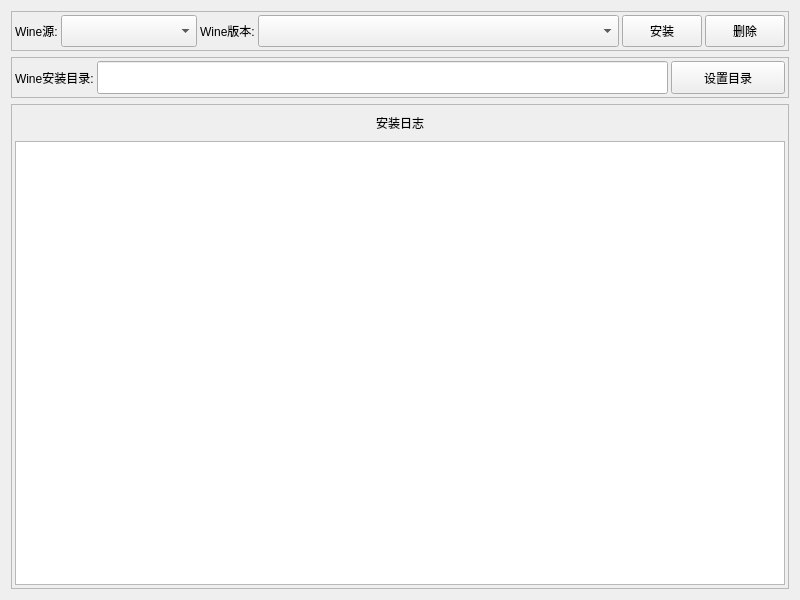
Old version of the form ui/vekWineOption.ui in the repository gfdgd-xi/vekcode.
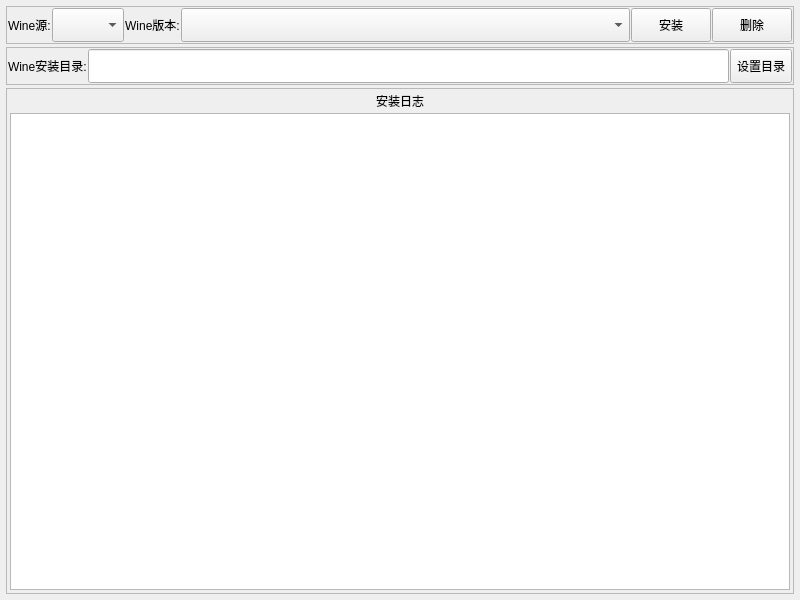
New version of the form.

```diff
--- a/ui/vekWineOption.ui
+++ b/ui/vekWineOption.ui
@@ -17,7 +17,7 @@
    </rect>
   </property>
   <property name="sizePolicy">
-   <sizepolicy hsizetype="Preferred" vsizetype="Maximum">
+   <sizepolicy hsizetype="Preferred" vsizetype="Preferred">
     <horstretch>0</horstretch>
     <verstretch>0</verstretch>
    </sizepolicy>
@@ -50,42 +50,54 @@
     <number>1</number>
    </property>
    <property name="leftMargin">
-    <number>5</number>
+    <number>3</number>
    </property>
    <property name="topMargin">
-    <number>5</number>
+    <number>3</number>
    </property>
    <property name="rightMargin">
-    <number>5</number>
+    <number>3</number>
    </property>
    <property name="bottomMargin">
-    <number>5</number>
+    <number>3</number>
    </property>
    <item>
-    <layout class="QVBoxLayout" name="verticalLayout_3" stretch="1,1,12">
+    <layout class="QVBoxLayout" name="verticalLayout_3" stretch="1,1,10">
      <property name="spacing">
-      <number>6</number>
+      <number>3</number>
      </property>
      <property name="leftMargin">
-      <number>6</number>
+      <number>3</number>
      </property>
      <property name="topMargin">
-      <number>6</number>
+      <number>3</number>
      </property>
      <property name="rightMargin">
-      <number>6</number>
+      <number>3</number>
      </property>
      <property name="bottomMargin">
-      <number>6</number>
+      <number>3</number>
      </property>
      <item>
       <widget class="QFrame" name="frame_3">
        <property name="sizePolicy">
-        <sizepolicy hsizetype="Preferred" vsizetype="Preferred">
+        <sizepolicy hsizetype="Preferred" vsizetype="Maximum">
          <horstretch>0</horstretch>
          <verstretch>0</verstretch>
         </sizepolicy>
        </property>
+       <property name="minimumSize">
+        <size>
+         <width>0</width>
+         <height>0</height>
+        </size>
+       </property>
+       <property name="maximumSize">
+        <size>
+         <width>16777215</width>
+         <height>38</height>
+        </size>
+       </property>
        <property name="frameShape">
         <enum>QFrame::StyledPanel</enum>
        </property>
@@ -94,19 +106,19 @@
        </property>
        <layout class="QHBoxLayout" name="horizontalLayout" stretch="1,30,10,80,0,1">
         <property name="spacing">
-         <number>3</number>
+         <number>1</number>
         </property>
         <property name="leftMargin">
-         <number>3</number>
+         <number>1</number>
         </property>
         <property name="topMargin">
-         <number>3</number>
+         <number>1</number>
         </property>
         <property name="rightMargin">
-         <number>3</number>
+         <number>1</number>
         </property>
         <property name="bottomMargin">
-         <number>3</number>
+         <number>1</number>
         </property>
         <item>
          <widget class="QLabel" name="label_3">
@@ -118,7 +130,7 @@
         <item>
          <widget class="QComboBox" name="comboBox_wineSrc">
           <property name="sizePolicy">
-           <sizepolicy hsizetype="Preferred" vsizetype="Preferred">
+           <sizepolicy hsizetype="Fixed" vsizetype="Preferred">
             <horstretch>0</horstretch>
             <verstretch>0</verstretch>
            </sizepolicy>
@@ -127,6 +139,12 @@
         </item>
         <item>
          <widget class="QLabel" name="label">
+          <property name="sizePolicy">
+           <sizepolicy hsizetype="Fixed" vsizetype="Preferred">
+            <horstretch>0</horstretch>
+            <verstretch>0</verstretch>
+           </sizepolicy>
+          </property>
           <property name="text">
            <string>Wine版本:</string>
           </property>
@@ -177,38 +195,56 @@
      <item>
       <widget class="QFrame" name="frame_2">
        <property name="sizePolicy">
-        <sizepolicy hsizetype="Preferred" vsizetype="Preferred">
+        <sizepolicy hsizetype="Preferred" vsizetype="Maximum">
          <horstretch>0</horstretch>
          <verstretch>0</verstretch>
         </sizepolicy>
        </property>
+       <property name="minimumSize">
+        <size>
+         <width>0</width>
+         <height>0</height>
+        </size>
+       </property>
+       <property name="maximumSize">
+        <size>
+         <width>16777215</width>
+         <height>38</height>
+        </size>
+       </property>
        <property name="frameShape">
         <enum>QFrame::StyledPanel</enum>
        </property>
        <property name="frameShadow">
         <enum>QFrame::Raised</enum>
        </property>
-       <layout class="QHBoxLayout" name="horizontalLayout_2" stretch="2,15,3">
+       <layout class="QHBoxLayout" name="horizontalLayout_2" stretch="2,15,5">
         <property name="spacing">
-         <number>3</number>
+         <number>1</number>
         </property>
         <property name="sizeConstraint">
          <enum>QLayout::SetDefaultConstraint</enum>
         </property>
         <property name="leftMargin">
-         <number>3</number>
+         <number>1</number>
         </property>
         <property name="topMargin">
-         <number>3</number>
+         <number>1</number>
         </property>
         <property name="rightMargin">
-         <number>3</number>
+         <number>1</number>
         </property>
         <property name="bottomMargin">
-         <number>3</number>
+         <number>1</number>
         </property>
         <item>
          <widget class="QLabel" name="label_2">
+          <property name="sizePolicy">
+           <sizepolicy hsizetype="Fixed" vsizetype="Preferred">
+            <horstretch>0</horstretch>
+            <verstretch>0</verstretch>
+           </sizepolicy>
+          </property>
           <property name="text">
            <string>Wine安装目录:</string>
           </property>
@@ -227,7 +263,7 @@
         <item>
          <widget class="QToolButton" name="toolButton_SetInstallDir">
           <property name="sizePolicy">
-           <sizepolicy hsizetype="Preferred" vsizetype="Preferred">
+           <sizepolicy hsizetype="Fixed" vsizetype="Preferred">
             <horstretch>0</horstretch>
             <verstretch>0</verstretch>
            </sizepolicy>
@@ -242,6 +278,12 @@
      </item>
      <item>
       <widget class="QFrame" name="frame">
+       <property name="sizePolicy">
+        <sizepolicy hsizetype="Preferred" vsizetype="Preferred">
+         <horstretch>0</horstretch>
+         <verstretch>0</verstretch>
+        </sizepolicy>
+       </property>
        <property name="frameShape">
         <enum>QFrame::StyledPanel</enum>
        </property>
@@ -272,6 +314,12 @@
         </property>
         <item>
          <widget class="QLabel" name="label_4">
+          <property name="sizePolicy">
+           <sizepolicy hsizetype="Preferred" vsizetype="Fixed">
+            <horstretch>0</horstretch>
+            <verstretch>0</verstretch>
+           </sizepolicy>
+          </property>
           <property name="text">
            <string>安装日志</string>
           </property>
```
